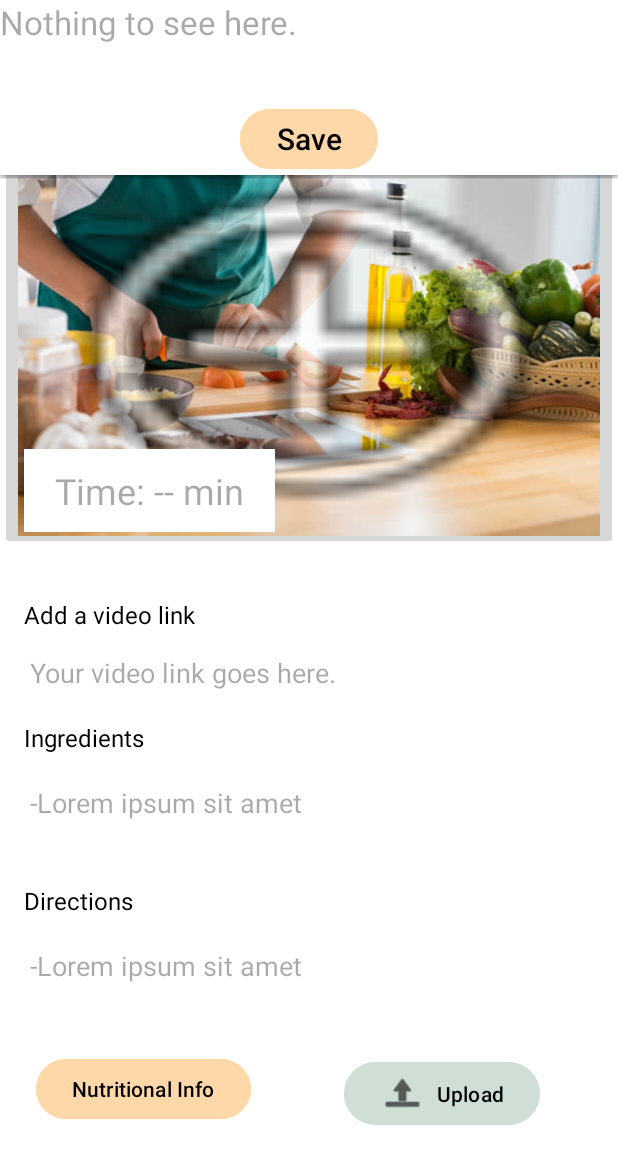
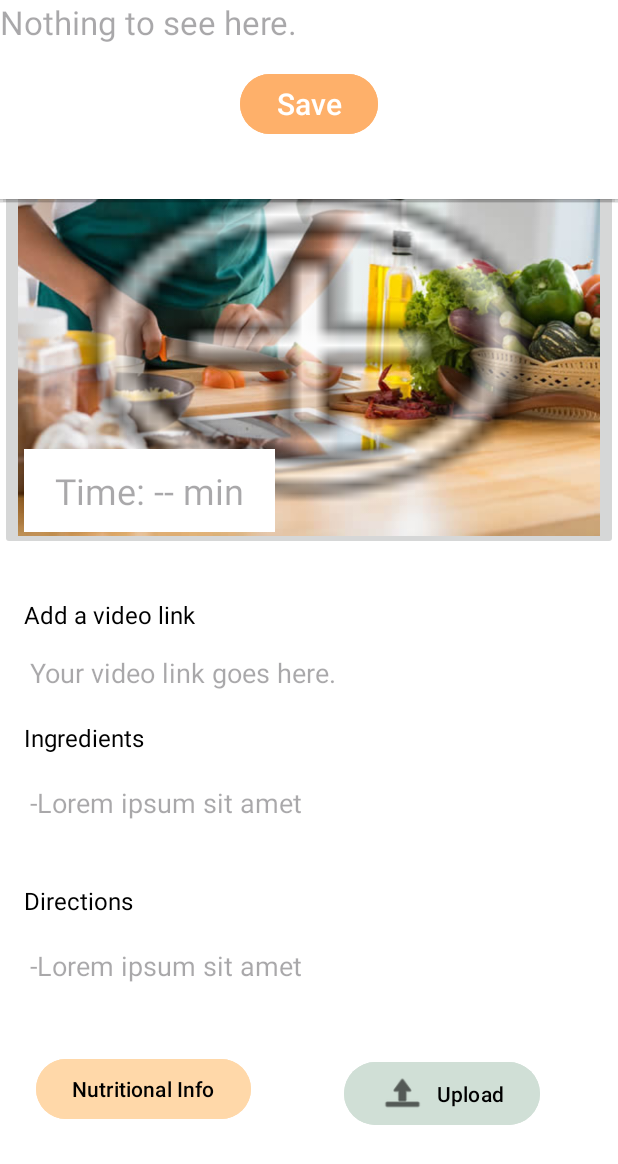
Before and after one commit to Majoissa/RecipesApp, an Android app: the RecipeTemplate screen opened directly, with no data from a screen before it, after a tap on "Nutritional Info", on a phone screen of 412 x 824 dp. Shown: the top 1164 px of the screen. Run offline under Robolectric (Android 15) with nearby library versions, the phone set to English and light mode, and no system bars; our stand-ins replace Firebase (no records; nobody signed in at launch, a user with empty details on screens opened directly); pictures from the network do not load; Roboto replaces fonts that are not available here.

Commit message:
El usuario no puede valorar su propia receta ni comentar + mejoras IU

```diff
--- a/app/src/main/java/com/majoissa/yummee/Celda.java
+++ b/app/src/main/java/com/majoissa/yummee/Celda.java
@@ -10,6 +10,7 @@ public class Celda {
     private String video_url;
     private String nutritional_info;
     private int time;
+    private String creator;
     public Celda() {
         // Constructor sin argumentos necesario para Firestore
     }
@@ -51,4 +52,7 @@ public class Celda {
     }
     public int getTime() { return time; }
     public String getNutritional_info() { return nutritional_info; }
+    public String getCreator() {
+        return creator;
+    }
 }
--- a/app/src/main/java/com/majoissa/yummee/CeldaAdapter.java
+++ b/app/src/main/java/com/majoissa/yummee/CeldaAdapter.java
@@ -1,4 +1,5 @@
 package com.majoissa.yummee;
+
 import android.content.Intent;
 import android.view.LayoutInflater;
 import android.view.View;
@@ -6,13 +7,14 @@ import android.view.ViewGroup;
 import android.widget.ImageView;
 import android.widget.RatingBar;
 import android.widget.TextView;
+
 import androidx.annotation.NonNull;
 import androidx.recyclerview.widget.RecyclerView;
 
-import com.google.firebase.firestore.DocumentReference;
 import com.google.firebase.firestore.FirebaseFirestore;
 import com.google.firebase.firestore.QueryDocumentSnapshot;
 import com.squareup.picasso.Picasso;
+
 import java.util.List;
 
 public class CeldaAdapter extends RecyclerView.Adapter<CeldaAdapter.ViewHolder> {
@@ -74,6 +76,7 @@ public class CeldaAdapter extends RecyclerView.Adapter<CeldaAdapter.ViewHolder>
                 intent.putExtra("ratingRecipe", celda.getRating_recipes());
                 intent.putExtra("recipeDuration", celda.getTime());
                 intent.putExtra("recipeNutrition", celda.getNutritional_info());
+                intent.putExtra("recipeCreator", celda.getCreator());
                 view.getContext().startActivity(intent);
             }
         });
--- a/app/src/main/java/com/majoissa/yummee/SplashScreen.java
+++ b/app/src/main/java/com/majoissa/yummee/SplashScreen.java
@@ -69,6 +69,7 @@ public class SplashScreen extends AppCompatActivity {
                                                         intent.putExtra("ratingRecipe", document.getDouble("rating_recipes"));
                                                         intent.putExtra("recipeDuration", document.getDouble("time").intValue());
                                                         intent.putExtra("recipeNutrition", document.getString("nutritional_info"));
+                                                        intent.putExtra("recipeCreator", document.getString("creator"));
                                                         startActivity(intent);
                                                         finish();
                                                         return;
--- a/app/src/main/res/layout/createrecipe_activity.xml
+++ b/app/src/main/res/layout/createrecipe_activity.xml
@@ -72,6 +72,7 @@
                     android:fontFamily="@font/baloo_bhai"
                     android:hint="Time: -- min"
                     android:inputType="time"
+                    android:maxLength="3"
                     android:textAlignment="center"
                     android:textColor="#000000"
                     android:textSize="24sp"
--- a/app/src/main/res/layout/popup_nutritional.xml
+++ b/app/src/main/res/layout/popup_nutritional.xml
@@ -14,6 +14,7 @@
             android:id="@+id/editTextTextMultiLine"
             android:layout_width="match_parent"
             android:layout_height="wrap_content"
+            android:layout_marginBottom="8dp"
             android:background="#ffffff"
             android:clickable="true"
             android:ems="10"
@@ -22,6 +23,7 @@
             android:inputType="textMultiLine"
             android:textColor="#000000"
             android:textSize="22sp"
+            app:layout_constraintBottom_toTopOf="@+id/button7"
             app:layout_constraintEnd_toEndOf="parent"
             app:layout_constraintStart_toStartOf="parent"
             app:layout_constraintTop_toTopOf="parent" />
@@ -30,13 +32,15 @@
             android:id="@+id/button7"
             android:layout_width="wrap_content"
             android:layout_height="wrap_content"
-            android:layout_marginTop="39dp"
-            android:backgroundTint="#FFD8A9"
+            android:layout_marginTop="8dp"
+            android:layout_marginBottom="39dp"
+            android:backgroundTint="#FEB06A"
             android:onClick="onButtonShowPopup"
             android:text="Save"
-            android:textColor="#000000"
+            android:textColor="#FFFFFF"
             android:textColorHighlight="#FFFFFF"
             android:textSize="20sp"
+            app:layout_constraintBottom_toBottomOf="parent"
             app:layout_constraintEnd_toEndOf="parent"
             app:layout_constraintStart_toStartOf="parent"
             app:layout_constraintTop_toBottomOf="@+id/editTextTextMultiLine" />
```
Also changed, not shown: app/src/main/java/com/majoissa/yummee/RecipesDetailsActivity.java (+47 -4 lines), app/src/main/res/layout/activity_recipes_details.xml (+17 -3 lines).
